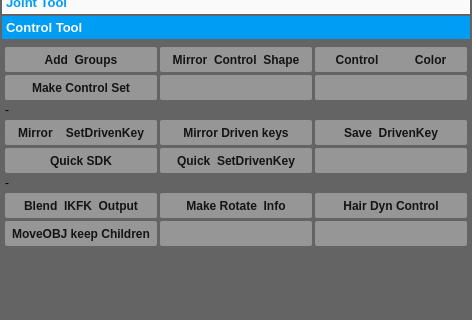
Above: RootUI.ui from zclongpop123/RiggingTeamTools before the change; both pictures show x 0 to 472 and y 94 to 414 of the 472 by 682 pixel window. Below: the same form after it.
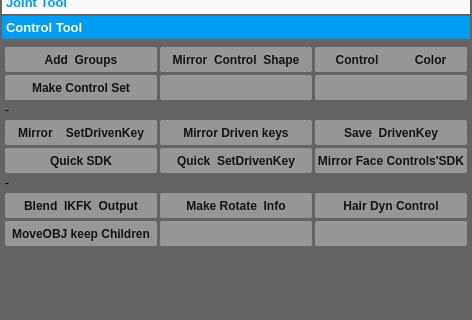
That is the form after the change. The open tabs and pages were chosen to show the change.

Commit message: create mirror face control drivenkeys...

Patch:
```diff
--- a/RootUI.ui
+++ b/RootUI.ui
@@ -1005,7 +1005,7 @@
                      <item>
                       <widget class="QPushButton" name="pushButton_3">
                        <property name="enabled">
-                        <bool>false</bool>
+                        <bool>true</bool>
                        </property>
                        <property name="minimumSize">
                         <size>
@@ -1019,8 +1019,14 @@
                          <height>25</height>
                         </size>
                        </property>
+                       <property name="font">
+                        <font>
+                         <weight>75</weight>
+                         <bold>true</bold>
+                        </font>
+                       </property>
                        <property name="text">
-                        <string/>
+                        <string>Mirror Face Controls'SDK</string>
                        </property>
                       </widget>
                      </item>
```
Left out of the diff: 36 changed lines with no effect on the pictures. The commit also changes 2 other files.
